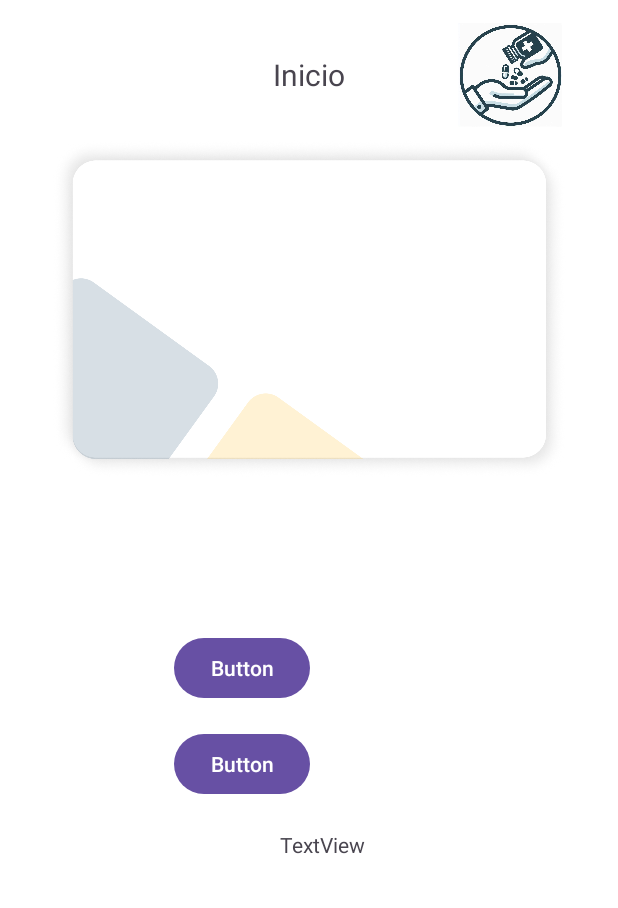
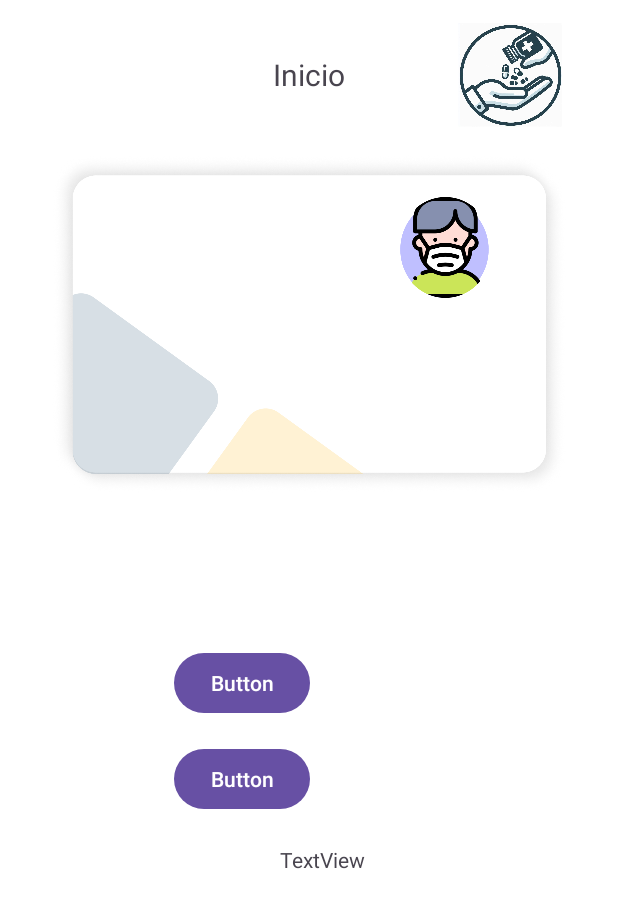
Before and after one commit to DanielHernandez627/MedicineApp, an Android app: the MenuPrincipal screen opened directly, with no data from a screen before it, on a phone screen of 412 x 824 dp. Shown: the top 908 px of the screen. Run offline under Robolectric (Android 15) with nearby library versions, the phone set to English and light mode, and no system bars; our stand-ins replace Firebase (no records; nobody signed in at launch, a user with empty details on screens opened directly).

Commit message:
Modificacion de menu principal y registro de usuario

```diff
--- a/Aplicacion/app/src/main/java/com/madicine/deliverycontrol/MenuPrincipal.kt
+++ b/Aplicacion/app/src/main/java/com/madicine/deliverycontrol/MenuPrincipal.kt
@@ -11,12 +11,14 @@ import androidx.appcompat.app.AppCompatActivity
 import androidx.core.view.ViewCompat
 import androidx.core.view.WindowInsetsCompat
 import com.google.firebase.auth.FirebaseAuth
+import com.madicine.deliverycontrol.Entities.Usuario
 import com.madicine.deliverycontrol.Interfaces.PermissionHandler
 import com.madicine.deliverycontrol.Utilities.PermissionsUtils
 
 class MenuPrincipal : AppCompatActivity() {
 
     private lateinit var permissionHandler: PermissionHandler
+    private lateinit var tl_usuario: TextView
     private lateinit var tl_email2: TextView
     private lateinit var tl_provider: TextView
     private lateinit var tlCodigo: TextView
@@ -43,6 +45,7 @@ class MenuPrincipal : AppCompatActivity() {
             permissionHandler.requestCameraPermission(this)
         }
 
+        tl_usuario = findViewById(R.id.tlUsuario);
         tl_email2 = findViewById(R.id.tl_email2)
         tl_provider = findViewById(R.id.tl_provider)
         tlCodigo = findViewById(R.id.tlCodigo)
@@ -50,8 +53,9 @@ class MenuPrincipal : AppCompatActivity() {
         btnCamara = findViewById(R.id.btnCamara)
 
         val bundle = intent.extras
-        val email = bundle?.getString("email")
-        val provider = bundle?.getString("provider")
+        val usuario = bundle?.getSerializable("usuario") as? Usuario
+        val email = usuario?.email
+        val provider = usuario?.udi
         setup(email ?: "", provider ?: "")
 
         barcodeScannerLauncher = registerForActivityResult(
@@ -65,6 +69,7 @@ class MenuPrincipal : AppCompatActivity() {
     }
 
     private fun setup(email: String, provider: String) {
+        tl_usuario.text = email
         tl_email2.text = email
         tl_provider.text = provider
 
--- a/Aplicacion/app/src/main/res/layout/activity_menu_principal.xml
+++ b/Aplicacion/app/src/main/res/layout/activity_menu_principal.xml
@@ -20,7 +20,7 @@
         app:layout_constraintTop_toTopOf="parent" />
 
     <ImageView
-        android:id="@+id/imageView"
+        android:id="@+id/imgLogo"
         android:layout_width="93dp"
         android:layout_height="69dp"
         android:layout_marginTop="15dp"
@@ -30,15 +30,36 @@
         app:srcCompat="@drawable/iconprincipal" />
 
     <ImageView
-        android:id="@+id/imageView3"
+        android:id="@+id/imgFondo"
         android:layout_width="379dp"
         android:layout_height="225dp"
-        android:layout_marginTop="30dp"
+        android:layout_marginTop="40dp"
         app:layout_constraintEnd_toEndOf="parent"
         app:layout_constraintStart_toStartOf="parent"
         app:layout_constraintTop_toBottomOf="@+id/tlPrincipalMenu"
         app:srcCompat="@drawable/profilecard" />
 
+    <ImageView
+        android:id="@+id/imgUser"
+        android:layout_width="118dp"
+        android:layout_height="67dp"
+        android:layout_marginTop="28dp"
+        android:layout_marginEnd="40dp"
+        app:layout_constraintEnd_toEndOf="@+id/imgFondo"
+        app:layout_constraintTop_toTopOf="@+id/imgFondo"
+        app:srcCompat="@drawable/defaultuser" />
+
+    <TextView
+        android:id="@+id/tlUsuario"
+        android:layout_width="wrap_content"
+        android:layout_height="wrap_content"
+        android:layout_marginTop="40dp"
+        android:text="@string/tlUsuario"
+        android:textSize="13sp"
+        app:layout_constraintEnd_toStartOf="@+id/imgUser"
+        app:layout_constraintHorizontal_bias="0.402"
+        app:layout_constraintStart_toStartOf="@+id/imgFondo"
+        app:layout_constraintTop_toTopOf="@+id/imgFondo" />
 
     <TextView
         android:id="@+id/tl_email2"
@@ -49,7 +70,7 @@
         app:layout_constraintEnd_toEndOf="parent"
         app:layout_constraintHorizontal_bias="0.526"
         app:layout_constraintStart_toStartOf="parent"
-        app:layout_constraintTop_toBottomOf="@+id/imageView3" />
+        app:layout_constraintTop_toBottomOf="@+id/imgFondo" />
 
     <Button
         android:id="@+id/btn_cerrar"
@@ -93,4 +114,6 @@
         app:layout_constraintStart_toStartOf="parent"
         app:layout_constraintTop_toBottomOf="@+id/tl_email2" />
 
+
+
 </androidx.constraintlayout.widget.ConstraintLayout>
--- a/Aplicacion/app/src/main/res/values/strings.xml
+++ b/Aplicacion/app/src/main/res/values/strings.xml
@@ -15,6 +15,8 @@
     <string name="hint_email">Correo Electrónico</string>
     <string name="hint_confirm_email">Confirmar Correo Electrónico</string>
     <string name="hint_password">Contraseña</string>
+    <string name="hint_nombre">Digite su Nombre</string>
+    <string name="hint_apellido">Digite su Apellido"></string>
     <string name="hint_confirm_password">Confirmar Contraseña</string>
     <string name="warning_email_not_match">Los correos no coinciden</string>
     <string name="warning_password_not_match">Las contraseñas no coinciden</string>
@@ -22,5 +24,6 @@
 
     <!--Menu Principal -->
     <string name="tlPrincipalMenu">Inicio</string>
+    <string name="tlUsuario">Texto</string>
     <!--Menu Principal -->
 </resources>
--- a/Aplicacion/gradle/libs.versions.toml
+++ b/Aplicacion/gradle/libs.versions.toml
@@ -1,5 +1,5 @@
 [versions]
-agp = "8.5.1"
+agp = "8.6.0"
 kotlin = "1.9.0"
 coreKtx = "1.13.1"
 junit = "4.13.2"
```
Also changed, not shown: Aplicacion/app/src/main/java/com/madicine/deliverycontrol/Entities/Usuario.kt (added, +8 -0 lines), Aplicacion/app/src/main/java/com/madicine/deliverycontrol/registroUser.kt (+11 -3 lines), Aplicacion/app/src/main/res/layout/activity_login.xml (+10 -10 lines), Aplicacion/app/src/main/res/layout/activity_registro_user.xml (+53 -22 lines), Aplicacion/app/src/main/res/drawable/defaultuser.png (added).
